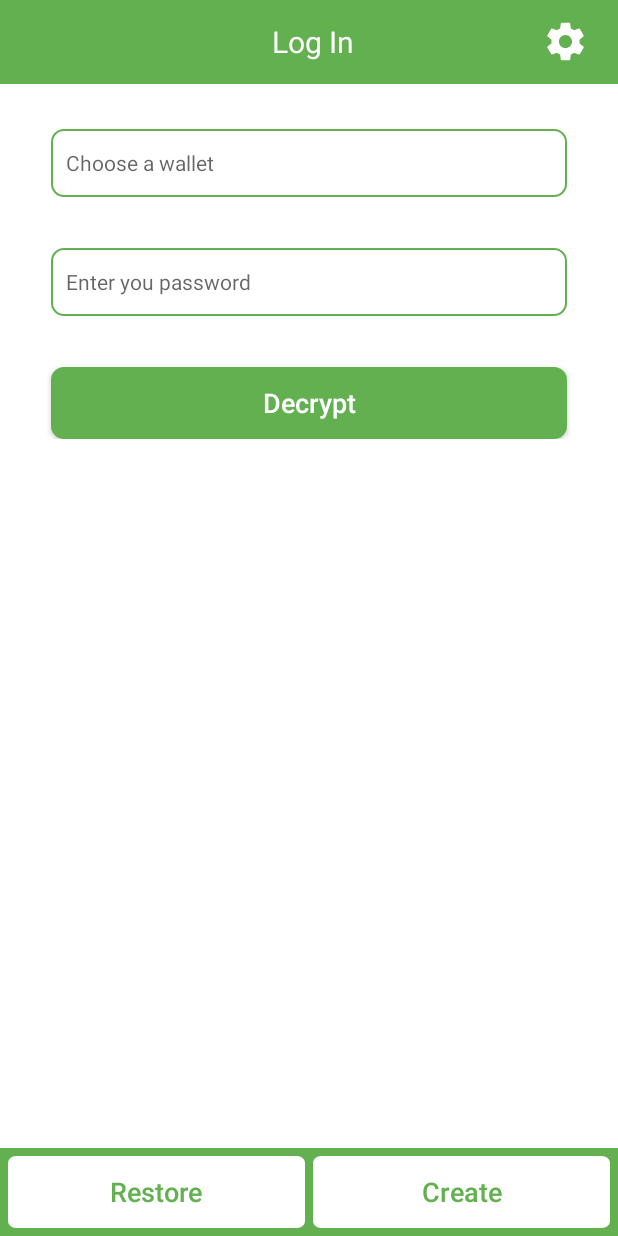
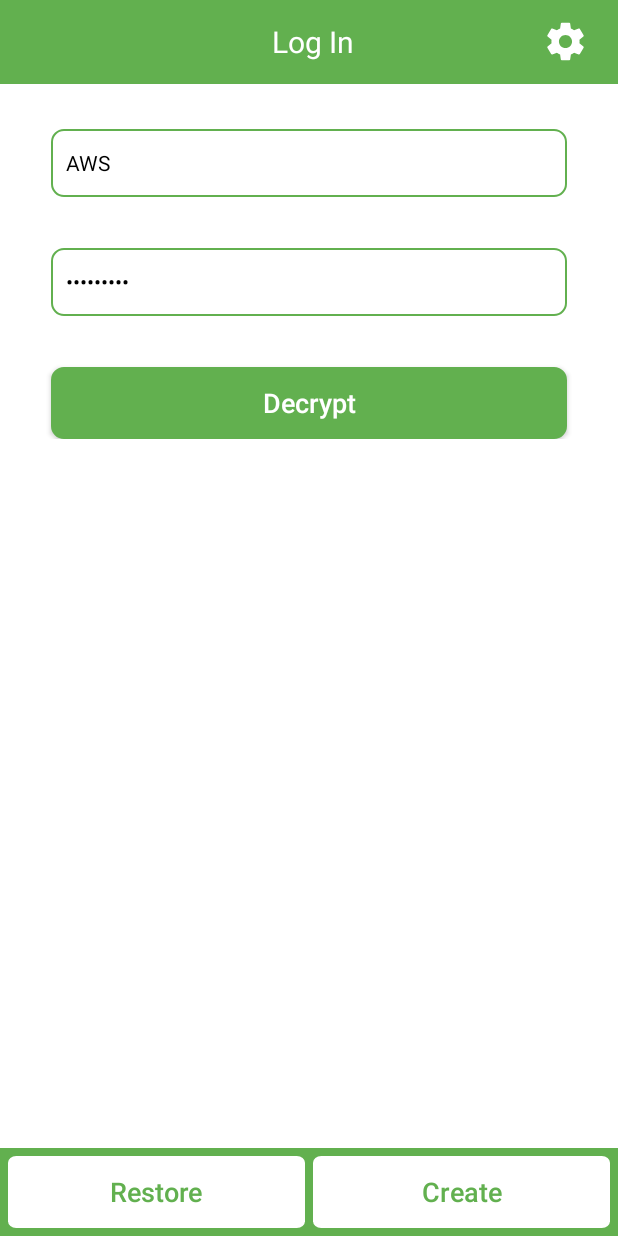
Before and after one commit to xels-io/AndroidWallet, an Android app: the screen it shows after launch (LoginActivity), on a phone screen of 412 x 824 dp. Run offline under Robolectric (Android 15) with nearby library versions, the phone set to English and light mode, and no system bars; libraries missing offline, so code that uses them is left out: androidmads.library.qrgenearator, com.kaopiz.kprogresshud; 2 statements that could not run were skipped.

```diff
--- a/app/src/main/res/layout/activity_login.xml
+++ b/app/src/main/res/layout/activity_login.xml
@@ -1,44 +1,47 @@
 <?xml version="1.0" encoding="utf-8"?>
-<RelativeLayout
-        xmlns:android="http://schemas.android.com/apk/res/android"
+<RelativeLayout xmlns:android="http://schemas.android.com/apk/res/android"
+        xmlns:app="http://schemas.android.com/apk/res-auto"
         xmlns:tools="http://schemas.android.com/tools"
-        xmlns:app="http://schemas.android.com/apk/res-auto"
+        android:id="@+id/container"
         android:layout_width="match_parent"
         android:layout_height="match_parent"
-        android:background="@color/whiteColor"
-        android:id="@+id/container">
+        android:background="@color/whiteColor">
 
     <LinearLayout
+            android:id="@+id/layout"
             android:layout_width="match_parent"
             android:layout_height="wrap_content"
-            tools:context=".view.activity.LoginActivity"
+            android:background="@color/whiteColor"
             android:orientation="vertical"
-            android:background="@color/whiteColor"
-            android:id="@+id/layout">
+            tools:context=".view.activity.LoginActivity">
 
         <android.support.v7.widget.Toolbar
+                android:id="@+id/toolbar"
                 android:layout_width="match_parent"
                 android:layout_height="wrap_content"
                 android:layout_marginStart="@dimen/toolbar_margin"
-                android:background="@color/colorPrimary"
-                android:id="@+id/toolbar">
-            <RelativeLayout android:layout_width="match_parent"
-                            android:layout_height="wrap_content">
+                android:background="@color/colorPrimary">
+
+            <RelativeLayout
+                    android:layout_width="match_parent"
+                    android:layout_height="wrap_content">
+
                 <TextView
                         android:id="@+id/text_screen_title"
                         android:layout_width="wrap_content"
                         android:layout_height="wrap_content"
-                        android:textSize="@dimen/btn_ok_text_size"
+                        android:layout_centerInParent="true"
                         android:text="@string/login"
-                        android:layout_centerInParent="true"
-                        android:textColor="@color/whiteColor"/>
+                        android:textColor="@color/whiteColor"
+                        android:textSize="@dimen/btn_ok_text_size" />
 
-                <Button android:layout_width="@dimen/app_logo_text_margin"
+                <Button
+                        android:id="@+id/settingBtn"
+                        android:layout_width="@dimen/app_logo_text_margin"
                         android:layout_height="@dimen/app_logo_text_margin"
                         android:layout_alignParentEnd="true"
                         android:layout_marginEnd="@dimen/tv_margin_top"
-                        android:background="@drawable/ic_settings_white_24dp"
-                        android:id="@+id/settingBtn"/>
+                        android:background="@drawable/ic_settings_white_24dp" />
 
 
             </RelativeLayout>
@@ -48,18 +51,20 @@
                 android:id="@+id/walletEditTxt"
                 android:layout_width="match_parent"
                 android:layout_height="@dimen/edittext_height"
-                android:hint="@string/choose_a_wallet"
-                android:textColor="@color/blackColor"
                 android:layout_marginLeft="@dimen/layout_margin_left"
+                android:layout_marginTop="@dimen/app_logo_text_margin"
                 android:layout_marginRight="@dimen/layout_margin_left"
                 android:layout_marginBottom="@dimen/layout_margin_left"
-                android:layout_marginTop="@dimen/app_logo_text_margin"
                 android:background="@drawable/login_text_background"
-                android:textSize="@dimen/text_size"
-                android:paddingStart="@dimen/field_padding_margin"
+                android:hint="@string/choose_a_wallet"
                 android:inputType="text"
                 android:maxLines="1"
-                tools:ignore="RtlSymmetry"/>
+                android:paddingStart="@dimen/field_padding_margin"
+                android:text="AWS"
+                android:textColor="@color/blackColor"
+                android:textSize="@dimen/text_size"
+                tools:ignore="RtlSymmetry" />
+
         <EditText
                 android:id="@+id/passwordEditTxt"
                 android:layout_width="match_parent"
@@ -67,38 +72,40 @@
                 android:layout_marginLeft="@dimen/layout_margin_left"
                 android:layout_marginRight="@dimen/layout_margin_left"
                 android:layout_marginBottom="@dimen/layout_margin_left"
+                android:background="@drawable/login_text_background"
                 android:hint="@string/enter_you_password"
+                android:inputType="textPassword"
+                android:maxLines="1"
+                android:paddingStart="10dp"
+                android:text="Asdf1234!"
                 android:textColor="@color/blackColor"
-                android:paddingStart="10dp"
-                android:background="@drawable/login_text_background"
-                android:inputType="textPassword"
+
                 android:textSize="@dimen/text_size"
-                android:maxLines="1"
+                tools:ignore="RtlSymmetry" />
 
 
-                tools:ignore="RtlSymmetry"/>
-
-
-        <Button android:layout_width="match_parent"
+        <Button
+                android:id="@+id/decryptBtn"
+                android:layout_width="match_parent"
                 android:layout_height="wrap_content"
-                android:id="@+id/decryptBtn"
-                android:text="@string/decrypt"
-                android:textSize="@dimen/toolbar_headline_text_size"
-                android:textColor="@color/whiteColor"
-                android:textAllCaps="false"
                 android:layout_gravity="center"
                 android:layout_marginLeft="@dimen/layout_margin_left"
                 android:layout_marginRight="@dimen/layout_margin_left"
+                android:background="@drawable/login_btn_background"
                 android:padding="@dimen/field_padding_margin"
-                android:background="@drawable/login_btn_background"
+                android:text="@string/decrypt"
+                android:textAllCaps="false"
+                android:textColor="@color/whiteColor"
+                android:textSize="@dimen/toolbar_headline_text_size"
 
-        />
+                />
     </LinearLayout>
+
     <LinearLayout
             android:layout_width="match_parent"
             android:layout_height="wrap_content"
+            android:layout_alignParentBottom="true"
             android:background="@color/colorPrimary"
-            android:layout_alignParentBottom="true"
             android:orientation="horizontal"
             android:weightSum="2">
 
@@ -106,34 +113,34 @@
                 android:id="@+id/restoreWalletBtn"
                 android:layout_width="@dimen/dp0"
                 android:layout_height="wrap_content"
+                android:layout_gravity="center"
                 android:layout_marginStart="@dimen/layout_margin_small"
                 android:layout_marginTop="@dimen/layout_margin_small"
                 android:layout_marginBottom="@dimen/layout_margin_small"
+                android:layout_weight="1"
+                android:background="@drawable/background_rectangle_white"
                 android:text="@string/restore"
+                android:textAllCaps="false"
+                android:textColor="@color/colorPrimary"
                 android:textSize="@dimen/toolbar_headline_text_size"
-                android:textColor="@color/colorPrimary"
-                android:textAllCaps="false"
-                android:layout_gravity="center"
-                android:background="@drawable/background_rectangle_white"
-                android:layout_weight="1"
 
-        />
+                />
+
         <Button
+                android:id="@+id/btn_create_wallet"
                 android:layout_width="0dp"
                 android:layout_height="wrap_content"
+                android:layout_gravity="center"
                 android:layout_marginLeft="@dimen/layout_margin_small"
+                android:layout_marginTop="@dimen/layout_margin_small"
                 android:layout_marginRight="@dimen/layout_margin_small"
-                android:layout_marginTop="@dimen/layout_margin_small"
                 android:layout_marginBottom="@dimen/layout_margin_small"
+                android:layout_weight="1"
+                android:background="@drawable/background_rectangle_white"
                 android:text="@string/create"
-                android:textSize="@dimen/toolbar_headline_text_size"
+                android:textAllCaps="false"
                 android:textColor="@color/colorPrimary"
-                android:textAllCaps="false"
-                android:layout_gravity="center"
-                android:background="@drawable/background_rectangle_white"
-                android:layout_weight="1"
-                android:id="@+id/btn_create_wallet"
-        />
+                android:textSize="@dimen/toolbar_headline_text_size" />
 
     </LinearLayout>
 
--- a/app/src/main/res/menu/activity_base_drawer.xml
+++ b/app/src/main/res/menu/activity_base_drawer.xml
@@ -28,6 +28,10 @@
                 android:icon="@drawable/coin_unselected_1x"
                 android:title="@string/hybrid_reward" />
         <item
+                android:id="@+id/pow_reward"
+                android:icon="@drawable/coin_unselected_1x"
+                android:title="@string/pow_reward" />
+        <item
                 android:id="@+id/logout"
                 android:icon="@drawable/ic_logout"
                 android:iconTint="@color/whiteColor"
--- a/app/src/main/res/values/strings.xml
+++ b/app/src/main/res/values/strings.xml
@@ -121,4 +121,5 @@
     <!-- TODO: Remove or change this placeholder text -->
     <string name="hello_blank_fragment">Hello blank fragment</string>
     <string name="hybrid_reward">Hybrid Reward</string>
+    <string name="pow_reward">Pow Reward</string>
 </resources>
```
Also changed, not shown: app/src/main/java/io/xels/xelsandroidapp/adapter/StackedListAdapter.kt (+33 -2 lines), app/src/main/java/io/xels/xelsandroidapp/view/activity/BaseActivity.kt (+45 -14 lines), app/src/main/java/io/xels/xelsandroidapp/view/fragment/StackedFragment.kt (+52 -14 lines).
